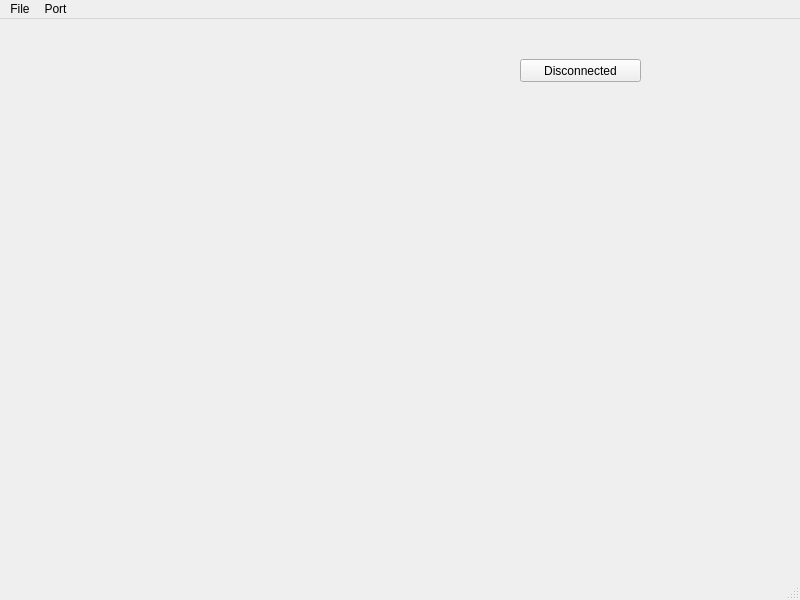
Before: the Qt Designer form mainwindow.ui in IlyaZh/Maiman-MCBS, drawn with Qt 5.
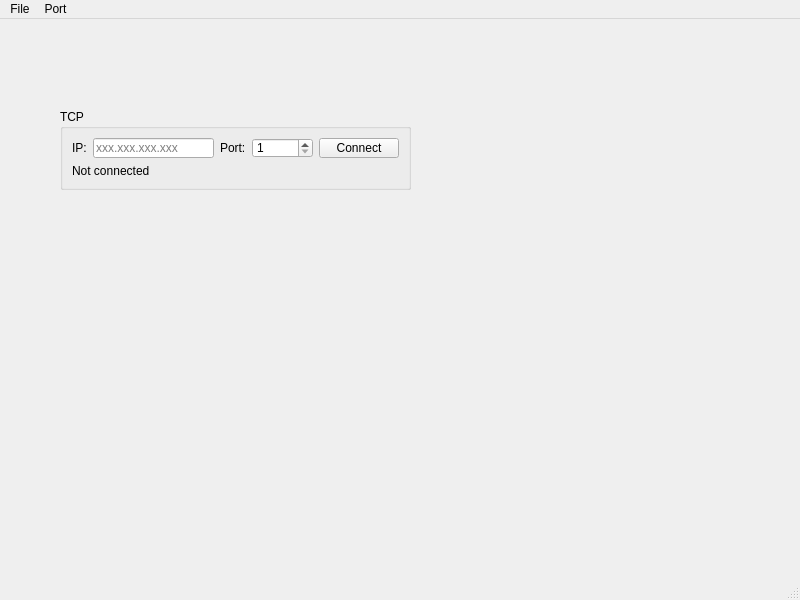
After: the same form once the commit is applied.

The edit to the form file:
```diff
--- a/mainwindow.ui
+++ b/mainwindow.ui
@@ -14,18 +14,68 @@
    <string>MainWindow</string>
   </property>
   <widget class="QWidget" name="centralwidget">
-   <widget class="QPushButton" name="networkConnectButton">
+   <widget class="QGroupBox" name="groupBox">
     <property name="geometry">
      <rect>
-      <x>520</x>
-      <y>40</y>
-      <width>121</width>
-      <height>23</height>
+      <x>60</x>
+      <y>90</y>
+      <width>351</width>
+      <height>81</height>
      </rect>
     </property>
-    <property name="text">
-     <string>Disconnected</string>
+    <property name="title">
+     <string>TCP</string>
     </property>
+    <layout class="QGridLayout" name="gridLayout">
+     <item row="0" column="0">
+      <widget class="QLabel" name="label">
+       <property name="text">
+        <string>IP:</string>
+       </property>
+      </widget>
+     </item>
+     <item row="0" column="3">
+      <widget class="QSpinBox" name="portSpinBox">
+       <property name="minimum">
+        <number>1</number>
+       </property>
+       <property name="maximum">
+        <number>99999</number>
+       </property>
+      </widget>
+     </item>
+     <item row="0" column="4">
+      <widget class="QPushButton" name="networkConnectButton">
+       <property name="text">
+        <string>Connect</string>
+       </property>
+      </widget>
+     </item>
+     <item row="0" column="2">
+      <widget class="QLabel" name="label_2">
+       <property name="text">
+        <string>Port:</string>
+       </property>
+      </widget>
+     </item>
+     <item row="0" column="1">
+      <widget class="QLineEdit" name="ipLineEdit">
+       <property name="inputMask">
+        <string/>
+       </property>
+       <property name="placeholderText">
+        <string>xxx.xxx.xxx.xxx</string>
+       </property>
+      </widget>
+     </item>
+     <item row="1" column="0" colspan="5">
+      <widget class="QLabel" name="networkStateLabel">
+       <property name="text">
+        <string>Not connected</string>
+       </property>
+      </widget>
+     </item>
+    </layout>
    </widget>
   </widget>
   <widget class="QMenuBar" name="menubar">
```
